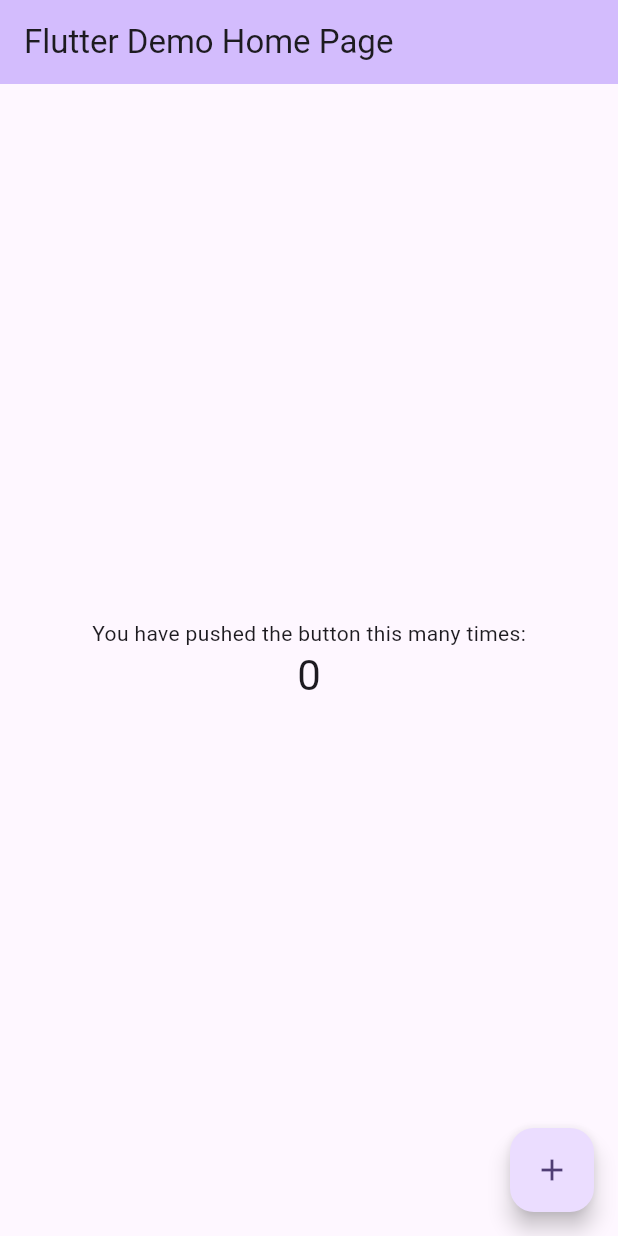
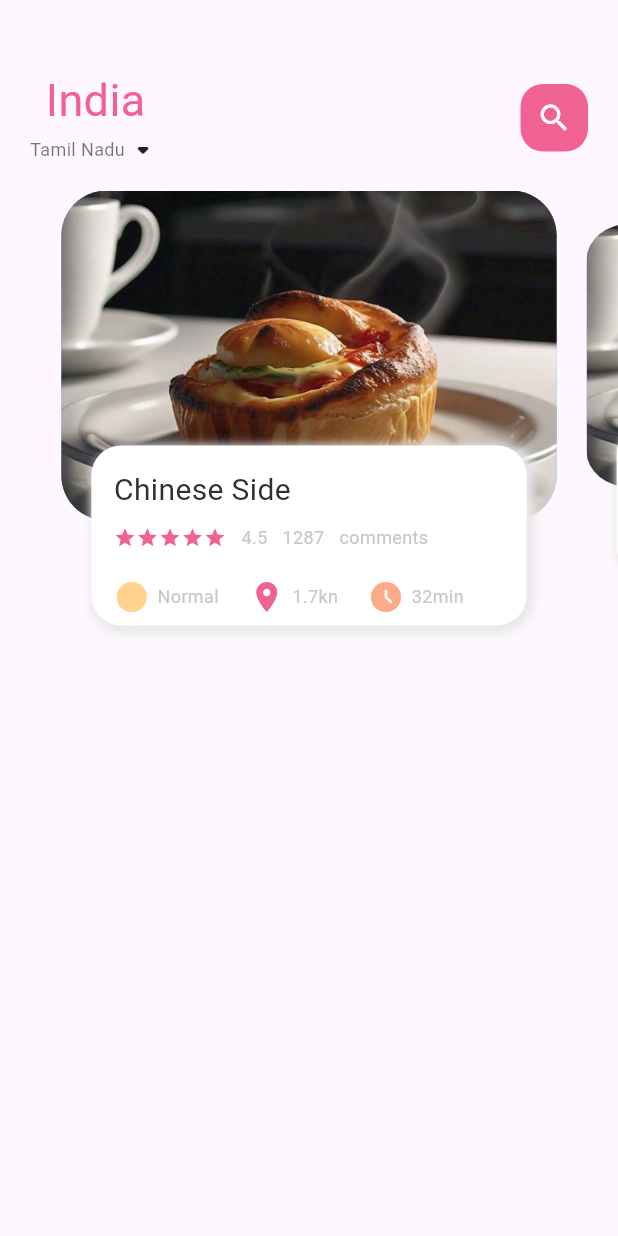
Before and after one commit to Sushma-2004/delish_go, a Flutter app: the screen it shows after launch, on a phone screen of 412 x 824 dp. Run offline on Flutter 3.47's test engine with Material 3 defaults, Android fonts, the phone set to English and light mode, and no system bars.

Commit message:
head and body of main

```diff
--- /dev/null
+++ b/lib/home/food_page_body.dart
@@ -0,0 +1,154 @@
+import 'package:delish_go/utils/AppColors/app_colors.dart';
+import 'package:delish_go/widgets/big_text.dart';
+import 'package:delish_go/widgets/icon_and_text_widget.dart';
+import 'package:delish_go/widgets/small_text.dart';
+import 'package:flutter/material.dart';
+
+class FoodPageBody extends StatefulWidget {
+  const FoodPageBody({super.key});
+
+  @override
+  State<FoodPageBody> createState() => _FoodPageBodyState();
+}
+
+class _FoodPageBodyState extends State<FoodPageBody> {
+  PageController pageController = PageController(viewportFraction: 0.85);
+  var _currPageValue = 0.0;
+  double _scaleFactor = 0.8;
+  double _height = 220;
+
+  @override
+  void initState() {
+    super.initState();
+    pageController.addListener(() {
+      setState(() {
+        _currPageValue = pageController.page!;
+      });
+    });
+  }
+
+  @override
+  void dispose() {
+    pageController.dispose();
+  }
+
+  @override
+  Widget build(BuildContext context) {
+    return Container(
+        //color: Colors.redAccent,
+        height: 320,
+        child: PageView.builder(
+            controller: pageController,
+            itemCount: 5,
+            itemBuilder: (context, position) {
+              return _buildPageItem(position);
+            }));
+  }
+
+  Widget _buildPageItem(int index) {
+    Matrix4 matrix = new Matrix4.identity();
+    if (index == _currPageValue.floor()) {
+      var currScale = 1 - (_currPageValue - index) * (1 - _scaleFactor);
+      var currTrans = _height * (1 - currScale) / 2;
+      matrix = Matrix4.diagonal3Values(1, currScale, 1)
+        ..setTranslationRaw(0, currTrans, 0);
+    } else if (index == _currPageValue.floor() + 1) {
+      var currScale =
+          _scaleFactor + (_currPageValue - index + 1) * (1 - _scaleFactor);
+      var currTrans = _height * (1 - currScale) / 2;
+      matrix = Matrix4.diagonal3Values(1, currScale, 1)
+        ..setTranslationRaw(0, currTrans, 0);
+    } else if (index == _currPageValue.floor() - 1) {
+      var currScale = 1 - (_currPageValue - index) * (1 - _scaleFactor);
+      var currTrans = _height * (1 - currScale) / 2;
+      matrix = Matrix4.diagonal3Values(1, currScale, 1)
+        ..setTranslationRaw(0, currTrans, 0);
+    } else {
+      var currScale = 0.8;
+      matrix = Matrix4.diagonal3Values(1, currScale, 1)
+        ..setTranslationRaw(0, _height * (1 - _scaleFactor) / 2, 1);
+    }
+
+    return Transform(
+      transform: matrix,
+      child: Stack(children: [
+        Container(
+            height: 220,
+            margin: EdgeInsets.only(left: 10, right: 10),
+            decoration: BoxDecoration(
+                borderRadius: BorderRadius.circular(30),
+                color: index.isEven ? Color(0xFF69c5df) : Color(0xFF9294cc),
+                image: DecorationImage(
+                    fit: BoxFit.cover,
+                    image: AssetImage("assets/image/food1.png")))),
+        Align(
+          alignment: Alignment.bottomCenter,
+          child: Container(
+            height: 120,
+            margin: EdgeInsets.only(left: 30, right: 30, bottom: 30),
+            decoration: BoxDecoration(
+                borderRadius: BorderRadius.circular(20),
+                color: Colors.white,
+                boxShadow: [
+                  BoxShadow(
+                      color: Color(0xFFe8e8e8),
+                      blurRadius: 5.0,
+                      offset: Offset(0, 5)),
+                  BoxShadow(
+                      color: Color(0xFFe8e8e8),
+                      blurRadius: 5.0,
+                      offset: Offset(5, 0)),
+                ]),
+            child: Container(
+              padding: EdgeInsets.only(top: 15, left: 15, right: 15),
+              child: Column(
+                crossAxisAlignment: CrossAxisAlignment.start,
+                children: [
+                  BigText(text: "Chinese Side"),
+                  SizedBox(
+                    height: 10,
+                  ),
+                  Row(
+                    children: [
+                      Wrap(
+                        children: List.generate(
+                            5,
+                            (index) => Icon(Icons.star,
+                                color: AppColors.mainColor, size: 15)),
+                      ),
+                      SizedBox(width: 10),
+                      SmallText(text: "4.5"),
+                      SizedBox(width: 10),
+                      SmallText(text: "1287"),
+                      SizedBox(width: 10),
+                      SmallText(text: "comments")
+                    ],
+                  ),
+                  SizedBox(
+                    height: 20,
+                  ),
+                  Row(children: [
+                    IconAndTextWidget(
+                        icon: Icons.circle_sharp,
+                        text: "Normal",
+                        iconColor: AppColors.iconColor1),
+                    SizedBox(width: 20),
+                    IconAndTextWidget(
+                        icon: Icons.location_on,
+                        text: "1.7kn",
+                        iconColor: AppColors.mainColor),
+                    SizedBox(width: 20),
+                    IconAndTextWidget(
+                        icon: Icons.access_time_filled_rounded,
+                        text: "32min",
+                        iconColor: AppColors.iconColor2),
+                  ])
+                ],
+              ),
+            ),
+          ),
+        ),
+      ]),
+    );
+  }
+}
--- /dev/null
+++ b/lib/home/main_food_page.dart
@@ -0,0 +1,58 @@
+import 'package:delish_go/home/food_page_body.dart';
+import 'package:delish_go/utils/AppColors/app_colors.dart';
+import 'package:delish_go/widgets/big_text.dart';
+import 'package:delish_go/widgets/small_text.dart';
+import 'package:flutter/material.dart';
+
+class MainFoodPage extends StatefulWidget {
+  const MainFoodPage({super.key});
+
+  @override
+  State<MainFoodPage> createState() => _MainFoodPageState();
+}
+
+class _MainFoodPageState extends State<MainFoodPage> {
+  @override
+  Widget build(BuildContext context) {
+    return Scaffold(
+      body: Column(
+        children: [
+          Container(
+            margin: EdgeInsets.only(top: 45, bottom: 15),
+            padding: EdgeInsets.only(left: 20, right: 20),
+            child: Container(
+                child: Row(
+              mainAxisAlignment: MainAxisAlignment.spaceBetween,
+              children: [
+                Column(
+                  children: [
+                    BigText(
+                        text: "India", color: AppColors.mainColor, size: 30),
+                    Row(
+                      children: [
+                        SmallText(text: "Tamil Nadu", color: Colors.black54),
+                        Icon(Icons.arrow_drop_down_rounded)
+                      ],
+                    )
+                  ],
+                ),
+                Center(
+                  child: Container(
+                    width: 45,
+                    height: 45,
+                    child: Icon(Icons.search, color: Colors.white),
+                    decoration: BoxDecoration(
+                      borderRadius: BorderRadius.circular(15),
+                      color: AppColors.mainColor,
+                    ),
+                  ),
+                )
+              ],
+            )),
+          ),
+          FoodPageBody()
+        ],
+      ),
+    );
+  }
+}
--- a/lib/main.dart
+++ b/lib/main.dart
@@ -1,3 +1,4 @@
+import 'package:delish_go/home/main_food_page.dart';
 import 'package:flutter/material.dart';
 
 void main() {
@@ -11,115 +12,13 @@
   @override
   Widget build(BuildContext context) {
     return MaterialApp(
+      debugShowCheckedModeBanner: false,
       title: 'Flutter Demo',
       theme: ThemeData(
-        // This is the theme of your application.
-        //
-        // TRY THIS: Try running your application with "flutter run". You'll see
-        // the application has a purple toolbar. Then, without quitting the app,
-        // try changing the seedColor in the colorScheme below to Colors.green
-        // and then invoke "hot reload" (save your changes or press the "hot
-        // reload" button in a Flutter-supported IDE, or press "r" if you used
-        // the command line to start the app).
-        //
-        // Notice that the counter didn't reset back to zero; the application
-        // state is not lost during the reload. To reset the state, use hot
-        // restart instead.
-        //
-        // This works for code too, not just values: Most code changes can be
-        // tested with just a hot reload.
         colorScheme: ColorScheme.fromSeed(seedColor: Colors.deepPurple),
         useMaterial3: true,
       ),
-      home: const MyHomePage(title: 'Flutter Demo Home Page'),
+      home: MainFoodPage(),
     );
   }
 }
-
-class MyHomePage extends StatefulWidget {
-  const MyHomePage({super.key, required this.title});
-
-  // This widget is the home page of your application. It is stateful, meaning
-  // that it has a State object (defined below) that contains fields that affect
-  // how it looks.
-
-  // This class is the configuration for the state. It holds the values (in this
-  // case the title) provided by the parent (in this case the App widget) and
-  // used by the build method of the State. Fields in a Widget subclass are
-  // always marked "final".
-
-  final String title;
-
-  @override
-  State<MyHomePage> createState() => _MyHomePageState();
-}
-
-class _MyHomePageState extends State<MyHomePage> {
-  int _counter = 0;
-
-  void _incrementCounter() {
-    setState(() {
-      // This call to setState tells the Flutter framework that something has
-      // changed in this State, which causes it to rerun the build method below
-      // so that the display can reflect the updated values. If we changed
-      // _counter without calling setState(), then the build method would not be
-      // called again, and so nothing would appear to happen.
-      _counter++;
-    });
-  }
-
-  @override
-  Widget build(BuildContext context) {
-    // This method is rerun every time setState is called, for instance as done
-    // by the _incrementCounter method above.
-    //
-    // The Flutter framework has been optimized to make rerunning build methods
-    // fast, so that you can just rebuild anything that needs updating rather
-    // than having to individually change instances of widgets.
-    return Scaffold(
-      appBar: AppBar(
-        // TRY THIS: Try changing the color here to a specific color (to
-        // Colors.amber, perhaps?) and trigger a hot reload to see the AppBar
-        // change color while the other colors stay the same.
-        backgroundColor: Theme.of(context).colorScheme.inversePrimary,
-        // Here we take the value from the MyHomePage object that was created by
-        // the App.build method, and use it to set our appbar title.
-        title: Text(widget.title),
-      ),
-      body: Center(
-        // Center is a layout widget. It takes a single child and positions it
-        // in the middle of the parent.
-        child: Column(
-          // Column is also a layout widget. It takes a list of children and
-          // arranges them vertically. By default, it sizes itself to fit its
-          // children horizontally, and tries to be as tall as its parent.
-          //
-          // Column has various properties to control how it sizes itself and
-          // how it positions its children. Here we use mainAxisAlignment to
-          // center the children vertically; the main axis here is the vertical
-          // axis because Columns are vertical (the cross axis would be
-          // horizontal).
-          //
-          // TRY THIS: Invoke "debug painting" (choose the "Toggle Debug Paint"
-          // action in the IDE, or press "p" in the console), to see the
-          // wireframe for each widget.
-          mainAxisAlignment: MainAxisAlignment.center,
-          children: <Widget>[
-            const Text(
-              'You have pushed the button this many times:',
-            ),
-            Text(
-              '$_counter',
-              style: Theme.of(context).textTheme.headlineMedium,
-            ),
-          ],
-        ),
-      ),
-      floatingActionButton: FloatingActionButton(
-        onPressed: _incrementCounter,
-        tooltip: 'Increment',
-        child: const Icon(Icons.add),
-      ), // This trailing comma makes auto-formatting nicer for build methods.
-    );
-  }
-}
--- /dev/null
+++ b/lib/utils/AppColors/app_colors.dart
@@ -0,0 +1,12 @@
+import 'dart:ui';
+
+class AppColors{
+  static final Color textColor = const Color(0xFFccc7c5);
+  static final Color mainColor = const Color(0xFFF06292);
+  static final mainBlackColor = const Color(0xFF332d2b);
+  static final iconColor1 = const Color(0xFFffd28d);
+  static final iconColor2 = const Color(0xFFfcab88);
+  static final paraColor = const Color(0xFF8f837f);
+  static final buttonBackgroundColor = const Color(0xFFf7ff6f4);
+  static final signColor = const Color(0xFFa9a29f);
+}
--- /dev/null
+++ b/lib/widgets/big_text.dart
@@ -0,0 +1,27 @@
+import 'package:flutter/material.dart';
+
+class BigText extends StatelessWidget {
+  Color? color;
+  final String text;
+  double size;
+  TextOverflow overFlow;
+  BigText({super.key, this.color = const Color(0xFF332d2b) ,
+        required this.text,
+        this.overFlow = TextOverflow.ellipsis,
+        this.size=20});
+
+  @override
+  Widget build(BuildContext context) {
+    return Text(
+       text,
+       maxLines: 1,
+       overflow: overFlow,
+       style: TextStyle(
+        color:color,
+        fontFamily: 'Roboto',
+        fontWeight: FontWeight.w400,
+        fontSize: size
+       ),
+    );
+  }
+}
--- /dev/null
+++ b/lib/widgets/icon_and_text_widget.dart
@@ -0,0 +1,22 @@
+import 'package:delish_go/widgets/small_text.dart';
+import 'package:flutter/material.dart';
+
+class IconAndTextWidget extends StatelessWidget {
+  final IconData icon;
+  final String text;
+  final Color iconColor;
+  const IconAndTextWidget({super.key,
+  required this.icon,
+  required this.text,
+  required this.iconColor});
+
+  @override
+  Widget build(BuildContext context) {
+    return Row(
+      children: [
+        Icon(icon,color:iconColor,),
+        SizedBox(width: 5),
+        SmallText(text: text)
+      ],);
+  }
+}
--- /dev/null
+++ b/lib/widgets/small_text.dart
@@ -0,0 +1,25 @@
+import 'package:flutter/material.dart';
+
+class SmallText extends StatelessWidget {
+  Color? color;
+  final String text;
+  double size;
+  double height;
+  SmallText({super.key, this.color = const Color(0xFFccc7c5) ,
+        required this.text,
+        this.height = 1.2,
+        this.size=12});
+
+  @override
+  Widget build(BuildContext context) {
+    return Text(
+       text,
+       style: TextStyle(
+        color:color,
+        fontFamily: 'Roboto',
+        fontSize: size,
+        height: height,
+       ),
+    );
+  }
+}
```
Also changed, not shown: pubspec.yaml (+2 -12 lines), assets/food2.jpg (added), assets/food3.jpg (added), assets/food4.jpg (added), assets/food5.jpg (added), assets/image/food1.png (added), assets/logo.png (added).
